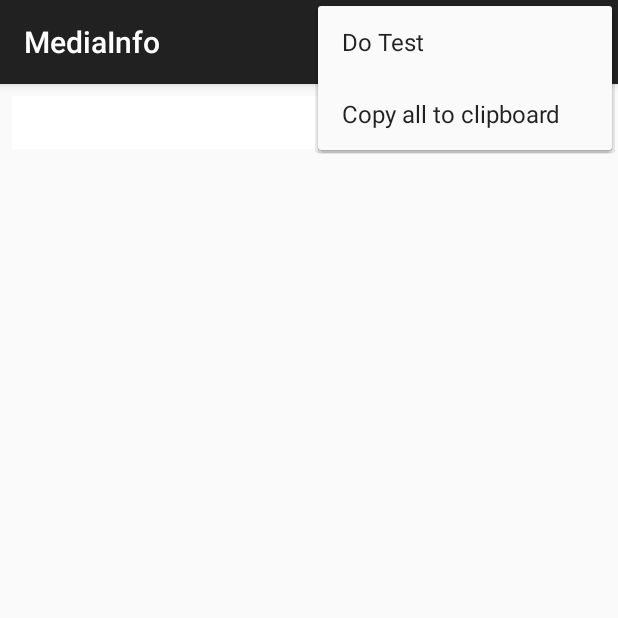
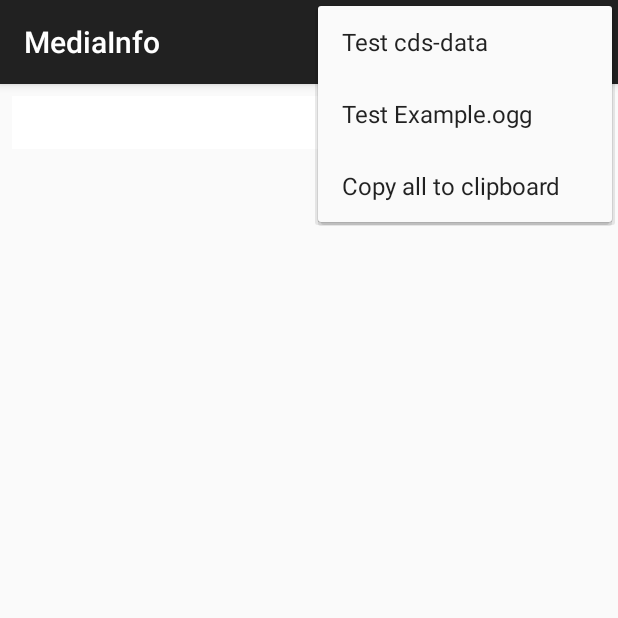
Before and after one commit to jaeguly/libmediainfo, an Android app: the screen it shows after launch (MainActivity), with the options menu open, on a phone screen of 412 x 824 dp, the top half of it. Run offline under Robolectric (Android 15) with nearby library versions, the phone set to English and light mode, and no system bars.

Commit message:
added 'Test Example.egg' action for fully report about media info.

```diff
--- a/android/AndroidStudio/app/src/main/java/org/mediainfo/android/app/MediaInfoRetrieverTask.java
+++ b/android/AndroidStudio/app/src/main/java/org/mediainfo/android/app/MediaInfoRetrieverTask.java
@@ -14,6 +14,9 @@ import java.util.List;
  * Asynchronous task that retrieves a media info from a given file.
  */
 public class MediaInfoRetrieverTask extends AsyncTask<String, String, Void> {
+
+    protected MediaInfoRetrieverTask() {
+    }
 
     public MediaInfoRetrieverTask(TextView textView) {
         mTextView = textView;
--- a/android/AndroidStudio/app/src/main/res/menu/menu_main.xml
+++ b/android/AndroidStudio/app/src/main/res/menu/menu_main.xml
@@ -2,10 +2,15 @@
       xmlns:app="http://schemas.android.com/apk/res-auto"
       xmlns:tools="http://schemas.android.com/tools"
       tools:context=".MainActivity">
-    <item android:id="@+id/action_do_test"
-          android:title="@string/action_do_test"
+    <item android:id="@+id/action_cdsdata_test"
+          android:title="@string/action_cdsdata_test"
           android:orderInCategory="100"
           app:showAsAction="never"/>
+    <item android:id="@+id/action_exampleogg_test"
+          android:title="@string/action_exampleogg_test"
+          android:orderInCategory="100"
+          app:showAsAction="never"/>
+
     <item android:id="@+id/action_copy_clipboard"
           android:title="@string/action_copy_clipboard"
           android:orderInCategory="110"
--- a/android/AndroidStudio/app/src/main/res/values/strings.xml
+++ b/android/AndroidStudio/app/src/main/res/values/strings.xml
@@ -3,7 +3,8 @@
 
     <string name="app_name">MediaInfo</string>
     <string name="app_desc">Full Information Display (all internal tags)</string>
-    <string name="action_do_test">Do Test</string>
+    <string name="action_exampleogg_test">Test Example.ogg</string>
+    <string name="action_cdsdata_test">Test cds-data</string>
     <string name="action_copy_clipboard">Copy all to clipboard</string>
 
 </resources>
```
Also changed, not shown: android/AndroidStudio/app/src/main/java/org/mediainfo/android/app/MainActivity.java (+14 -1 lines), android/AndroidStudio/app/src/main/java/org/mediainfo/android/app/MediaInfoReportRetrieverTask.java (added, +90 -0 lines).
